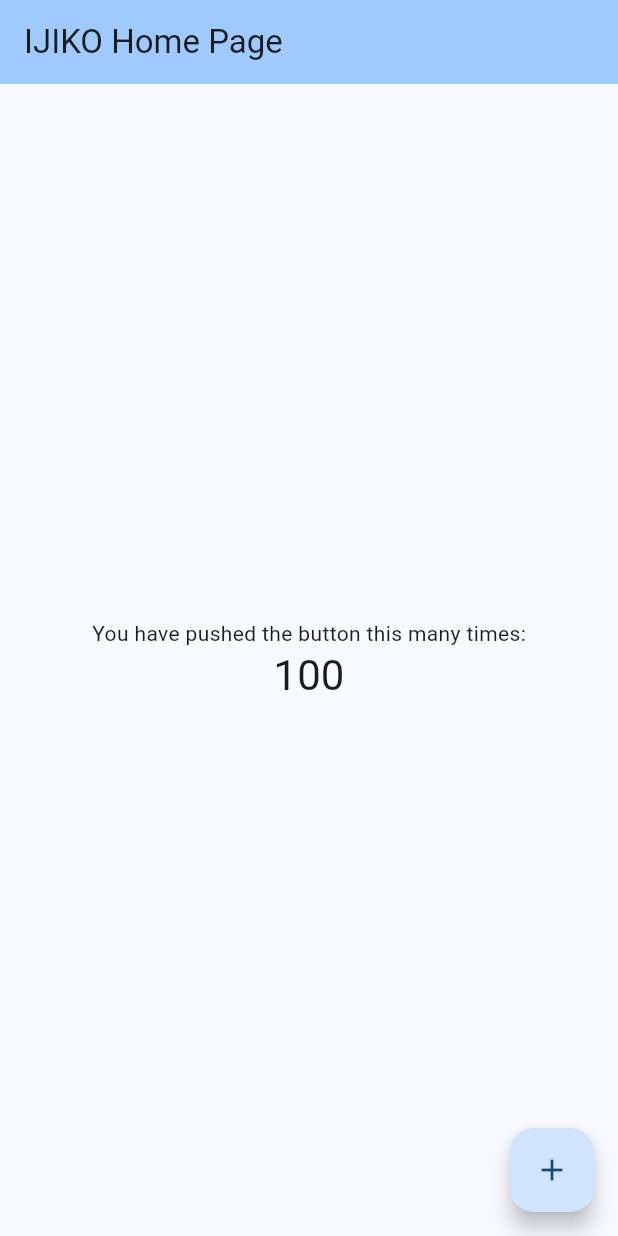
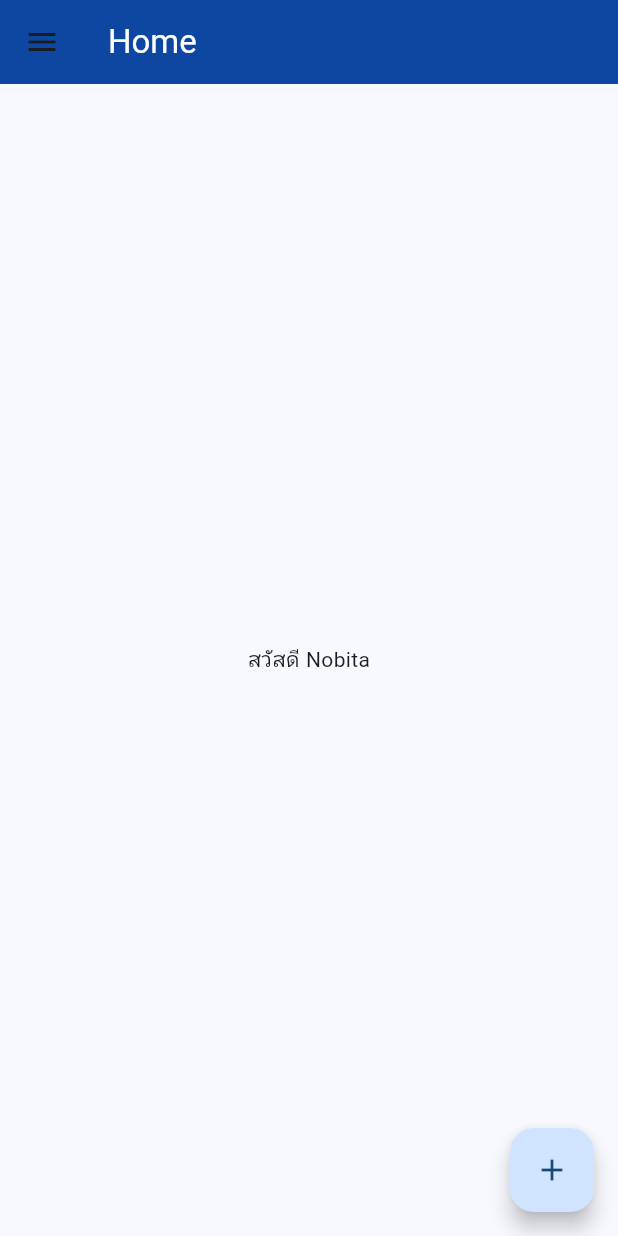
Before and after one commit to piyapong20/cmru_app, a Flutter app: the screen it shows after launch, after a tap on the "add" icon, on a phone screen of 412 x 824 dp. Run offline on Flutter 3.47's test engine with Material 3 defaults, Android fonts, the phone set to English and light mode, and no system bars.

Commit message:
เพิ่มหน้า Home_sreen

```diff
--- a/lib/main.dart
+++ b/lib/main.dart
@@ -1,3 +1,4 @@
+import 'package:cmru_app/screen/home_screen.dart';
 import 'package:flutter/material.dart';
 
 void main() {
@@ -15,55 +16,11 @@ class MyApp extends StatelessWidget {
         colorScheme: ColorScheme.fromSeed(seedColor: Colors.blue),
         useMaterial3: true,
       ),
-      home: const MyHomePage(title: 'IJIKO Home Page'),
+      initialRoute: '/home',
+      routes: {
+        '/home': (context) => const HomeScreen(),
+        '/about': (context) => const Placeholder(),
+      },
     );
   }
 }
-
-class MyHomePage extends StatefulWidget {
-  const MyHomePage({super.key, required this.title});
-
-  final String title;
-
-  @override
-  State<MyHomePage> createState() => _MyHomePageState();
-}
-
-class _MyHomePageState extends State<MyHomePage> {
-  int _counter = 99;
-
-  void _incrementCounter() {
-    setState(() {
-      _counter++;
-    });
-  }
-
-  @override
-  Widget build(BuildContext context) {
-    return Scaffold(
-      appBar: AppBar(
-        backgroundColor: Theme.of(context).colorScheme.inversePrimary,
-        title: Text(widget.title),
-      ),
-      body: Center(
-        child: Column(
-          mainAxisAlignment: MainAxisAlignment.center,
-          children: <Widget>[
-            const Text(
-              'You have pushed the button this many times:',
-            ),
-            Text(
-              '$_counter',
-              style: Theme.of(context).textTheme.headlineMedium,
-            ),
-          ],
-        ),
-      ),
-      floatingActionButton: FloatingActionButton(
-        onPressed: _incrementCounter,
-        tooltip: 'Increment',
-        child: const Icon(Icons.add),
-      ),
-    );
-  }
-}
--- /dev/null
+++ b/lib/screen/home_screen.dart
@@ -0,0 +1,36 @@
+import 'package:flutter/material.dart';
+
+class HomeScreen extends StatefulWidget {
+  const HomeScreen({super.key});
+
+  @override
+  State<HomeScreen> createState() => _HomeScreenState();
+}
+
+class _HomeScreenState extends State<HomeScreen> {
+  String name = "Ijiko";
+
+  void changeName() {
+    setState(() {
+      name = "Nobita";
+    });
+  }
+
+  @override
+  Widget build(BuildContext context) {
+    return Scaffold(
+      drawer: Drawer(),
+      appBar: AppBar(
+        title: Text('Home', style: TextStyle(color: Colors.white)),
+        backgroundColor: Colors.blue.shade900,
+      ),
+      body: Center(
+        child: Text("สวัสดี $name"),
+      ),
+      floatingActionButton: FloatingActionButton(
+        onPressed: changeName,
+        child: Icon(Icons.add),
+      ),
+    );
+  }
+}
```
